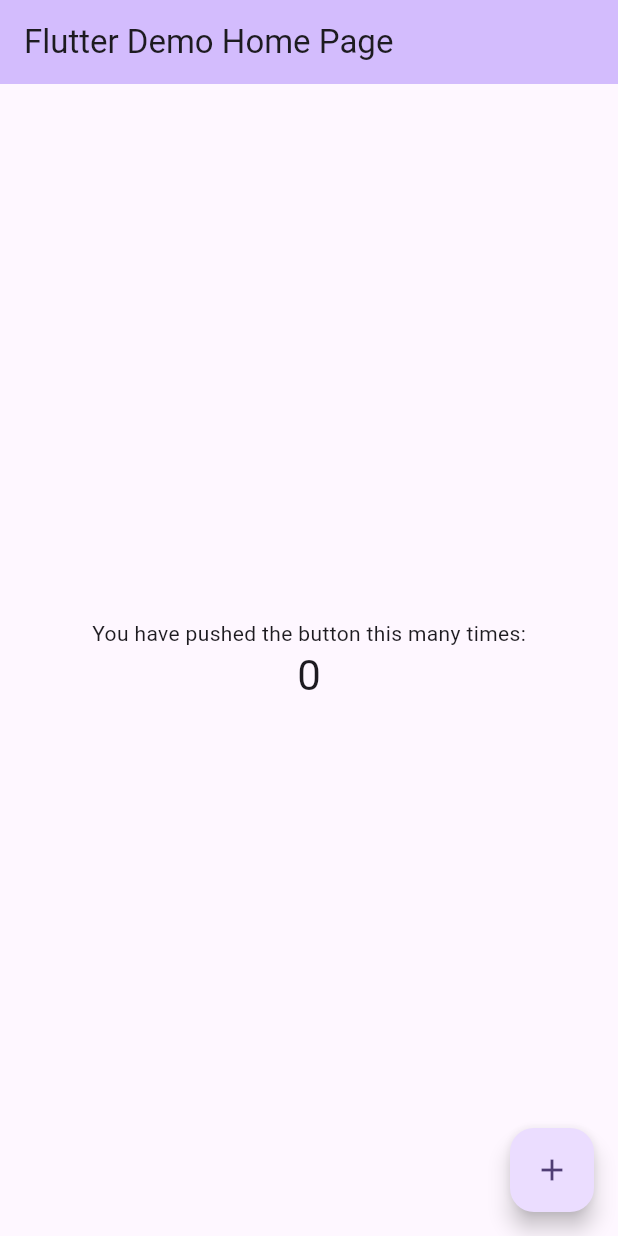
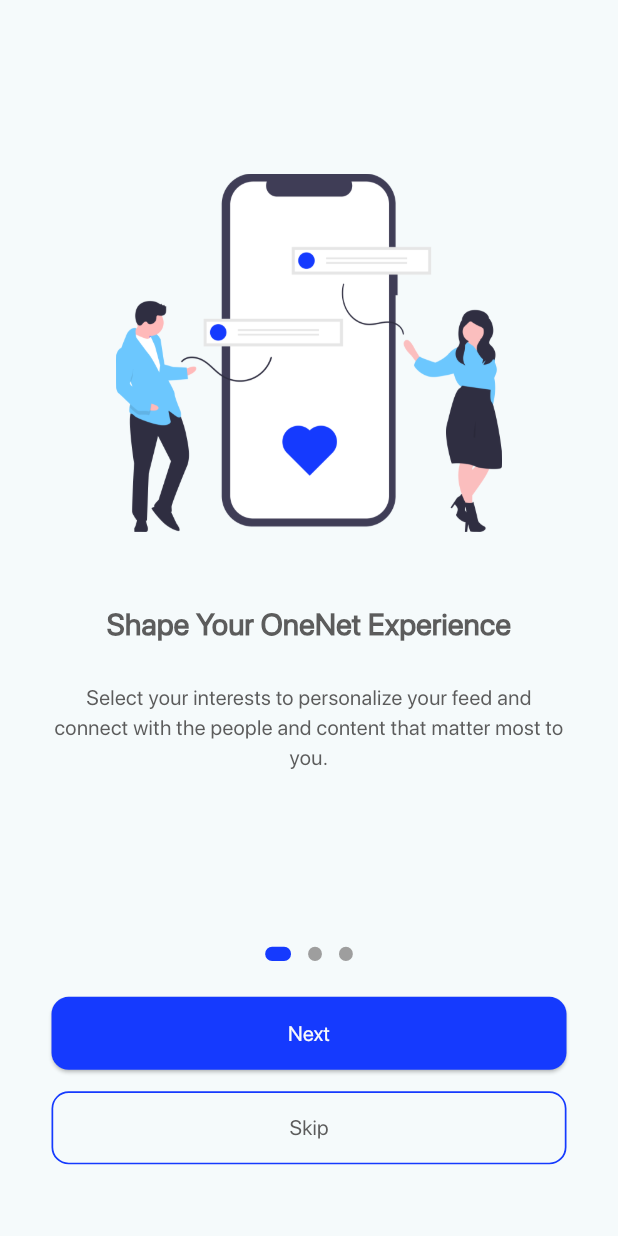
Before and after one commit to nahid-diu-cse/Social-Media-BD-Calling, a Flutter app: the screen it shows after launch, on a phone screen of 412 x 824 dp. Run offline on Flutter 3.47's test engine with Material 3 defaults, Android fonts, the phone set to English and light mode, and no system bars; our stand-ins replace flutter_screenutil, get, google_fonts.

Commit message:
On Boarding Screen Done

```diff
--- a/lib/main.dart
+++ b/lib/main.dart
@@ -1,122 +1,51 @@
 import 'package:flutter/material.dart';
+import 'package:flutter/services.dart';
+import 'package:flutter_screenutil/flutter_screenutil.dart';
+import 'package:get/get.dart';
+import 'package:social_media/view/onBoarding_view/view/onBoaring_view.dart';
+import 'package:social_media/view/splash_view/splashView.dart';
+
 
 void main() {
+  // Ensure Flutter bindings are initialized
+  WidgetsFlutterBinding.ensureInitialized();
+
+  // Set status bar style
+  SystemChrome.setSystemUIOverlayStyle(const SystemUiOverlayStyle(
+    statusBarColor: Colors.transparent,
+    statusBarIconBrightness: Brightness.dark,
+  ));
+
   runApp(const MyApp());
 }
 
 class MyApp extends StatelessWidget {
   const MyApp({super.key});
 
-  // This widget is the root of your application.
   @override
   Widget build(BuildContext context) {
-    return MaterialApp(
-      title: 'Flutter Demo',
-      theme: ThemeData(
-        // This is the theme of your application.
-        //
-        // TRY THIS: Try running your application with "flutter run". You'll see
-        // the application has a purple toolbar. Then, without quitting the app,
-        // try changing the seedColor in the colorScheme below to Colors.green
-        // and then invoke "hot reload" (save your changes or press the "hot
-        // reload" button in a Flutter-supported IDE, or press "r" if you used
-        // the command line to start the app).
-        //
-        // Notice that the counter didn't reset back to zero; the application
-        // state is not lost during the reload. To reset the state, use hot
-        // restart instead.
-        //
-        // This works for code too, not just values: Most code changes can be
-        // tested with just a hot reload.
-        colorScheme: ColorScheme.fromSeed(seedColor: Colors.deepPurple),
-      ),
-      home: const MyHomePage(title: 'Flutter Demo Home Page'),
+    return ScreenUtilInit(
+      designSize: const Size(360, 690), // Standard design size
+      minTextAdapt: true,
+      splitScreenMode: true, // Enable split-screen mode to avoid _splitScreenMode error
+      builder: (context, child) {
+        return GetMaterialApp(
+          debugShowCheckedModeBanner: false,
+          theme: ThemeData(
+            colorScheme: ColorScheme.fromSeed(seedColor: Colors.white),
+            useMaterial3: true,
+          ),
+          initialRoute: '/splash',
+          getPages: [
+            GetPage(name: '/splash', page: () => const SplashView()),
+            GetPage(name: '/onboarding', page: () => OnBoardingView()),
+           // GetPage(name: '/signup', page: () => const SignUpView()),
+            //GetPage(name: '/signin', page: () => const SignInView()),
+           // GetPage(name: '/home', page: () => const HomeView()),
+          ],
+          home: const SplashView(),
+        );
+      },
     );
   }
 }
-
-class MyHomePage extends StatefulWidget {
-  const MyHomePage({super.key, required this.title});
-
-  // This widget is the home page of your application. It is stateful, meaning
-  // that it has a State object (defined below) that contains fields that affect
-  // how it looks.
-
-  // This class is the configuration for the state. It holds the values (in this
-  // case the title) provided by the parent (in this case the App widget) and
-  // used by the build method of the State. Fields in a Widget subclass are
-  // always marked "final".
-
-  final String title;
-
-  @override
-  State<MyHomePage> createState() => _MyHomePageState();
-}
-
-class _MyHomePageState extends State<MyHomePage> {
-  int _counter = 0;
-
-  void _incrementCounter() {
-    setState(() {
-      // This call to setState tells the Flutter framework that something has
-      // changed in this State, which causes it to rerun the build method below
-      // so that the display can reflect the updated values. If we changed
-      // _counter without calling setState(), then the build method would not be
-      // called again, and so nothing would appear to happen.
-      _counter++;
-    });
-  }
-
-  @override
-  Widget build(BuildContext context) {
-    // This method is rerun every time setState is called, for instance as done
-    // by the _incrementCounter method above.
-    //
-    // The Flutter framework has been optimized to make rerunning build methods
-    // fast, so that you can just rebuild anything that needs updating rather
-    // than having to individually change instances of widgets.
-    return Scaffold(
-      appBar: AppBar(
-        // TRY THIS: Try changing the color here to a specific color (to
-        // Colors.amber, perhaps?) and trigger a hot reload to see the AppBar
-        // change color while the other colors stay the same.
-        backgroundColor: Theme.of(context).colorScheme.inversePrimary,
-        // Here we take the value from the MyHomePage object that was created by
-        // the App.build method, and use it to set our appbar title.
-        title: Text(widget.title),
-      ),
-      body: Center(
-        // Center is a layout widget. It takes a single child and positions it
-        // in the middle of the parent.
-        child: Column(
-          // Column is also a layout widget. It takes a list of children and
-          // arranges them vertically. By default, it sizes itself to fit its
-          // children horizontally, and tries to be as tall as its parent.
-          //
-          // Column has various properties to control how it sizes itself and
-          // how it positions its children. Here we use mainAxisAlignment to
-          // center the children vertically; the main axis here is the vertical
-          // axis because Columns are vertical (the cross axis would be
-          // horizontal).
-          //
-          // TRY THIS: Invoke "debug painting" (choose the "Toggle Debug Paint"
-          // action in the IDE, or press "p" in the console), to see the
-          // wireframe for each widget.
-          mainAxisAlignment: MainAxisAlignment.center,
-          children: <Widget>[
-            const Text('You have pushed the button this many times:'),
-            Text(
-              '$_counter',
-              style: Theme.of(context).textTheme.headlineMedium,
-            ),
-          ],
-        ),
-      ),
-      floatingActionButton: FloatingActionButton(
-        onPressed: _incrementCounter,
-        tooltip: 'Increment',
-        child: const Icon(Icons.add),
-      ), // This trailing comma makes auto-formatting nicer for build methods.
-    );
-  }
-}
--- /dev/null
+++ b/lib/res/appColors/app_colors.dart
@@ -0,0 +1,33 @@
+
+import 'dart:ui';
+
+class AppColors {
+  static Color mainColor = Color(0xFF153AFE);
+  static Color orangeColor = Color(0xFFFF9A00);
+  static Color goldColor = Color(0xFFDF9D20);
+  static Color bgColor = Color(0xFFFFFFFF);
+  static Color btnBorderColor = Color(0xFF050505);
+
+
+
+  static const primaryColor = Color(0xff138487);
+  static const secondaryColor = Color(0xff148387);
+  static const whiteColor = Color(0xFFF8FAFC);
+  static const blackColor = Color(0xFF232323);
+  static const black100 = Color(0xFF5C5C5C);
+  static const whiteDarker = Color(0xFF595959);
+  static const black33 = Color(0xFF333333);
+  static const darkHover = Color(0xFF989898);
+
+  static const blueDark = Color(0xff0C4798);
+  static const blueDarker = Color(0xff062147);
+  static const blueDarkActive = Color(0xff072B5B);
+  static const darkBlue = Color(0xff3510BB);
+
+  static const pink = Color(0xffC850A7);
+  static const pink50 = Color(0xffFAEEF6);
+  static const pink100 = Color(0xffEEC9E4);
+  static const pink200 = Color(0xffC89BC1);
+  static const darkPink = Color(0xff882578);
+
+}
--- /dev/null
+++ b/lib/res/appImage/App_images.dart
@@ -0,0 +1,23 @@
+class AppImages {
+  static String splashBg = "assets/images/splashBg.png";
+
+
+
+
+
+
+
+
+  // =================================icons=============================================
+
+
+
+
+  // ==================================Lottie animations=============================================
+
+
+  // ==================================SVG=============================================
+
+
+
+}
--- /dev/null
+++ b/lib/res/customStyle/customText.dart
@@ -0,0 +1,54 @@
+// ignore_for_file: prefer_const_constructors_in_immutables
+
+import 'package:flutter/material.dart';
+
+class CustomText extends StatelessWidget {
+  final String title;
+  final double fontSize;
+  final Color color;
+  final FontWeight fontWeight;
+  final TextDecoration? decoration;
+  final Color? decorationColor;
+  final double? decorationThickness;
+  final TextAlign? textAlign;
+  final TextOverflow? overflow;
+  final int? maxLines;
+  final double? letterSpacing;
+  final TextStyle? style;
+
+  CustomText({
+    super.key,
+    required this.title,
+    this.fontSize = 12,
+    this.color = Colors.black,
+    this.fontWeight = FontWeight.normal,
+    this.decoration = TextDecoration.none,
+    this.decorationColor = Colors.deepOrangeAccent,
+    this.decorationThickness = 2,
+    this.textAlign = TextAlign.start,
+    this.overflow,
+    this.maxLines,
+    this.letterSpacing,
+    this.style,
+  });
+
+  @override
+  Widget build(BuildContext context) {
+    return Text(
+      title,
+      maxLines: maxLines,
+      overflow: overflow,
+      textAlign: textAlign,
+      style: style ?? TextStyle(
+        fontFamily: 'SFPRODISPLAYREGULAR', // Use the custom font
+        fontSize: fontSize,
+        color: color,
+        fontWeight: fontWeight,
+        decoration: decoration,
+        decorationColor: decorationColor,
+        decorationThickness: decorationThickness,
+        letterSpacing: letterSpacing,
+      ),
+    );
+  }
+}
--- /dev/null
+++ b/lib/view/onBoarding_view/controller/on_board_controller.dart
@@ -0,0 +1,37 @@
+import 'package:flutter/material.dart';
+import 'package:get/get.dart';
+
+class OnboardingController extends GetxController {
+  var currentPage = 0.obs; // Observable variable for current page
+  final PageController pageController = PageController();
+
+  @override
+  void onInit() {
+    super.onInit();
+    // Initialize any late variables if needed
+  }
+
+  @override
+  void onClose() {
+    pageController.dispose();
+    super.onClose();
+  }
+
+  void onPageChanged(int index) {
+    currentPage.value = index;
+  }
+
+  void nextPage() {
+    if (currentPage.value < pageController.page!.round()) {
+      return; // Prevent manual next if already on the last page
+    }
+    pageController.nextPage(
+      duration: const Duration(milliseconds: 300),
+      curve: Curves.easeInOut,
+    );
+  }
+
+  void skip() {
+    Get.offAllNamed('/signup'); // Navigate to signup instead of home
+  }
+}
--- /dev/null
+++ b/lib/view/onBoarding_view/view/onBoaring_view.dart
@@ -0,0 +1,196 @@
+import 'package:flutter/gestures.dart';
+import 'package:flutter/material.dart';
+import 'package:flutter_screenutil/flutter_screenutil.dart';
+import 'package:get/get.dart';
+import 'package:google_fonts/google_fonts.dart';
+import 'package:social_media/res/customStyle/customText.dart';
+import '../../../res/appColors/app_colors.dart';
+import '../controller/on_board_controller.dart';
+
+class OnBoardingView extends StatelessWidget {
+  OnBoardingView({super.key});
+
+  final OnboardingController controller = Get.put(OnboardingController());
+
+  final List<Map<String, String>> onboardingData = [
+    {
+      'title': 'Shape Your OneNet Experience',
+      'description':
+      'Select your interests to personalize your feed and connect with the people and content that matter most to you.',
+      'image': 'assets/images/onBoaringOne.png',
+    },
+    {
+      'title': 'Everything You Can Do in the app',
+      'description':
+      'This app is a digital space where the possibilities are endless! If you want to connect with like-minded people and share your thoughts and ideas, this app has it all.',
+      'image': 'assets/images/onBoardingTwo.png',
+    },
+    {
+      'title': 'Find your friends and play together on social media',
+      'description':
+      'Stay connected like never before! Reunite with old friends, make new ones, and enjoy endless fun together.',
+      'image': 'assets/images/onBoardingThree.png',
+    },
+  ];
+
+  @override
+  Widget build(BuildContext context) {
+    return Scaffold(
+      body: Container(
+        child: SafeArea(
+          child: Column(
+            children: [
+
+              // Details of On Boarding Screen
+              Expanded(
+                child: PageView.builder(
+                  controller: controller.pageController,
+                  onPageChanged: controller.onPageChanged,
+                  itemCount: onboardingData.length,
+                  itemBuilder: (context, index) {
+                    return Column(
+                      mainAxisAlignment: MainAxisAlignment.center,
+                      children: [
+                        // Image
+                        Container(
+                          height: 200.h, // Reduced height
+                          width: 300.w, // Reduced width
+                          decoration: BoxDecoration(
+                            borderRadius: BorderRadius.circular(10.r),
+                          ),
+                          child: Image.asset(
+                            onboardingData[index]['image']!,
+                            fit: BoxFit.contain, // Show full image without cropping
+                          ),
+                        ),
+                        SizedBox(height: 40.h),
+                        // Title
+                        CustomText(
+                        title:   onboardingData[index]['title']!,
+                          fontSize: 20,
+                          fontWeight: FontWeight.w600,
+                          color: Color(0XFF5C5C5C),
+                          textAlign: TextAlign.center,
+                        ),
+                        SizedBox(height: 20.h),
+                        // Description
+                        Padding(
+                          padding: EdgeInsets.symmetric(horizontal: 30.w),
+
+                          child: CustomText(
+                           title:  onboardingData[index]['description']!,
+                            fontSize: 14,
+                            fontWeight: FontWeight.w400,
+                            color: Color(0XFF5C5C5C),
+                            textAlign: TextAlign.center,
+                          ),
+                        ),
+                      ],
+                    );
+                  },
+                ),
+              ),
+
+
+              // Dots Indicator
+              Obx(
+                    () => Row(
+                  mainAxisAlignment: MainAxisAlignment.center,
+                  children: List.generate(
+                    onboardingData.length,
+                        (index) => Container(
+                      margin: EdgeInsets.symmetric(horizontal: 5.w),
+                      width: controller.currentPage.value == index ? 15.w : 8.w,
+                      height: 8.h,
+                      decoration: BoxDecoration(
+                        color: controller.currentPage.value == index
+                            ? AppColors.mainColor
+                            : Colors.grey,
+                        borderRadius: BorderRadius.circular(4.r),
+                      ),
+                    ),
+                  ),
+                ),
+              ),
+
+              SizedBox(height: 20.h),
+
+              // Buttons
+              Padding(
+                padding: EdgeInsets.symmetric(horizontal: 30.w),
+                child: Obx(
+                      () => Column(
+                    children: [
+
+                      //Button For Next
+                      ElevatedButton(
+
+                        onPressed: () {
+                          if (controller.currentPage.value ==
+                              onboardingData.length - 1) {
+                            Get.offAllNamed('/signup');
+                          } else {
+                            controller.nextPage();
+                          }
+                        },
+
+
+                        style: ElevatedButton.styleFrom(
+                          backgroundColor: AppColors.mainColor,
+                          foregroundColor: Colors.white,
+                          padding: EdgeInsets.symmetric(vertical: 12.h),
+                          shape: RoundedRectangleBorder(
+                            borderRadius: BorderRadius.circular(10.r),
+                          ),
+                          minimumSize: Size(double.infinity, 0), // Full width
+                        ),
+                        child: CustomText(
+                         title:  controller.currentPage.value ==
+                              onboardingData.length - 1
+                              ? 'Next'
+                              : 'Next',
+                         fontSize: 14,
+                          fontWeight: FontWeight.w500,
+                          color: Color(0XFFFAFAFA),
+                        ),
+                      ),
+
+                      SizedBox(height: 12.h),
+
+
+                      //Button For Skip
+                      OutlinedButton(
+
+                        onPressed: controller.skip,
+                        style: OutlinedButton.styleFrom(
+                          foregroundColor: AppColors.darkBlue,
+                          side: BorderSide(color: AppColors.mainColor, width: 1.w),
+                          padding: EdgeInsets.symmetric(vertical: 12.h),
+                          shape: RoundedRectangleBorder(
+                            borderRadius: BorderRadius.circular(10.r),
+                          ),
+                          minimumSize: Size(double.infinity, 0), // Full width
+                        ),
+                        child: CustomText(
+                         title:  'Skip',
+                          fontSize: 14,
+                          fontWeight: FontWeight.w500,
+                          color: Color(0XFF5C5C5C),
+                        ),
+                      ),
+
+                      SizedBox(height: 20.h),
+                    ],
+                  ),
+                ),
+              ),
+
+
+              SizedBox(height: 20.h),
+            ],
+          ),
+        ),
+      ),
+    );
+  }
+}
--- /dev/null
+++ b/lib/view/splash_view/splashView.dart
@@ -0,0 +1,50 @@
+import 'package:flutter/material.dart';
+import 'package:flutter_screenutil/flutter_screenutil.dart';
+import 'package:get/get.dart';
+import 'package:social_media/res/appImage/App_images.dart';
+
+class SplashView extends StatefulWidget {
+  const SplashView({super.key});
+
+  @override
+  State<SplashView> createState() => _SplashViewState();
+}
+
+class _SplashViewState extends State<SplashView> {
+  @override
+  void initState() {
+    super.initState();
+    // Navigate to OnboardingScreen after 4 seconds
+    Future.delayed(const Duration(seconds: 4), () {
+      if (mounted) {
+        Get.offAllNamed('/onboarding');
+      }
+    });
+  }
+
+  @override
+  Widget build(BuildContext context) {
+    return Scaffold(
+      backgroundColor: Colors.white,
+      body: SafeArea(
+        child: Center(
+          child: Column(
+            mainAxisAlignment: MainAxisAlignment.center,
+            children: [
+              SizedBox(
+                height: 200.h,
+                width: 200.w,
+                child: Image.asset(
+                  AppImages.splashBg,
+                  fit: BoxFit.contain,
+                ),
+              ),
+              SizedBox(height: 20.h),
+              const CircularProgressIndicator(),
+            ],
+          ),
+        ),
+      ),
+    );
+  }
+}
```
Also changed, not shown: pubspec.yaml (+22 -9 lines), assets/fonts/SFPRODISPLAYREGULAR.OTF (added), assets/images/onBoardingThree.png (added), assets/images/onBoardingTwo.png (added), assets/images/onBoaringOne.png (added), assets/images/splashBg.png (added), pubspec.lock, 1 other file.
